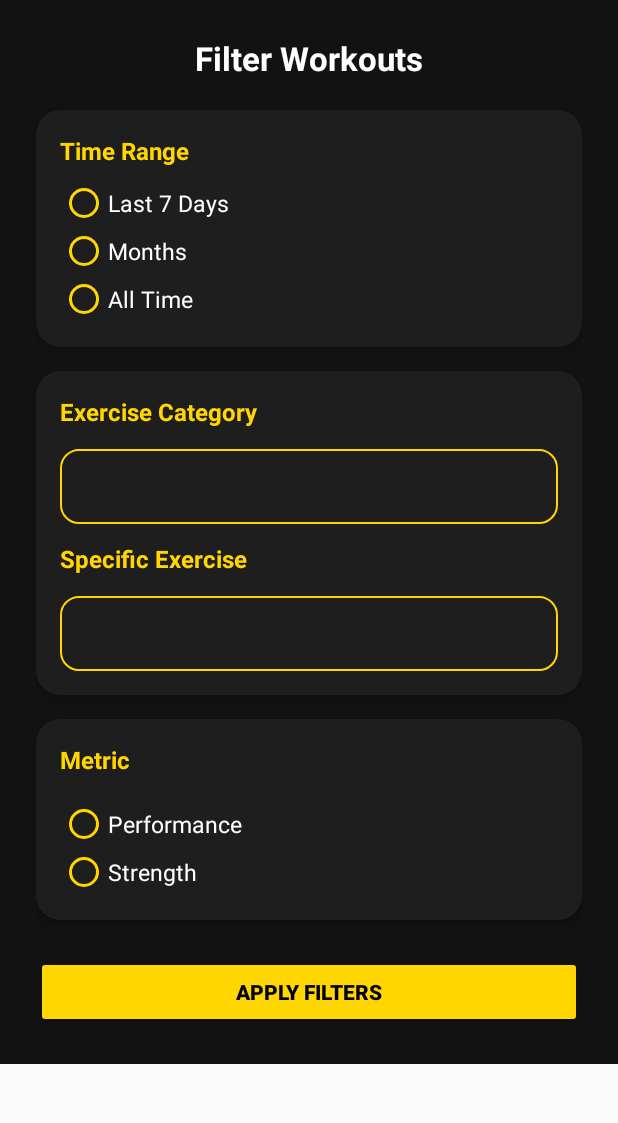
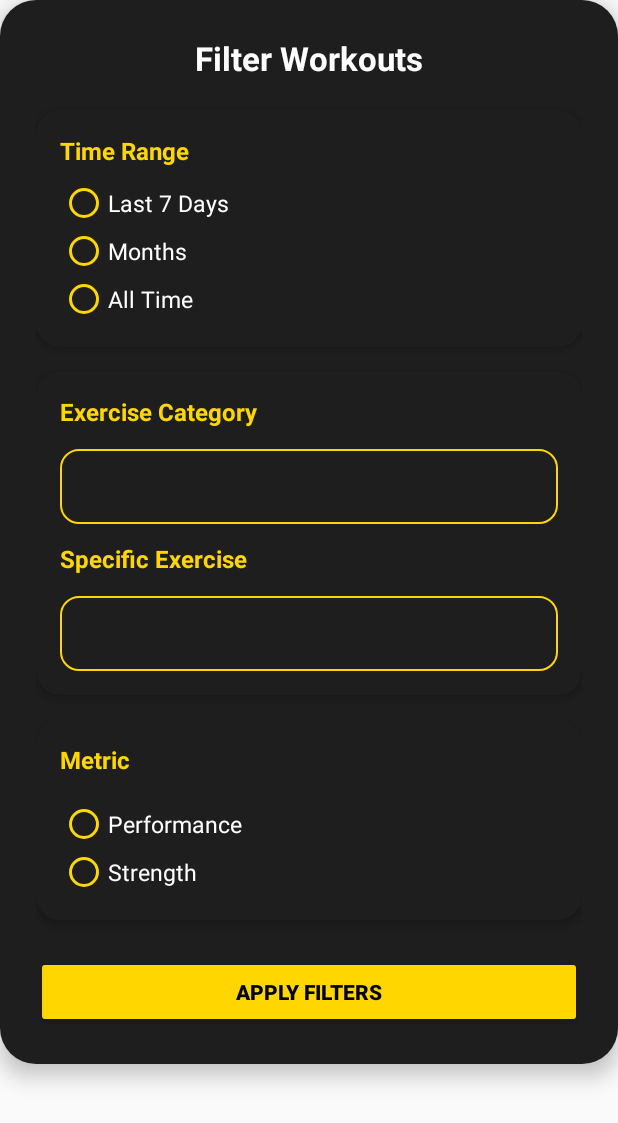
Before and after one commit to AyushUpase369/XTrack, an Android app: the layout layout_filter_bottom_sheet.xml on its own in the app's theme, with its tools: preview values and no code run, on a phone screen of 412 x 824 dp. Shown: the top 1123 px of the screen. Run offline under Robolectric (Android 15) with nearby library versions, the phone set to English and light mode, and no system bars.

Commit message:
edit the filter view

```diff
--- /dev/null
+++ b/app/src/main/res/drawable/popup_background.xml
@@ -0,0 +1,4 @@
+<shape xmlns:android="http://schemas.android.com/apk/res/android">
+    <solid android:color="#1E1E1E" />
+    <corners android:radius="24dp" />
+</shape>
--- a/app/src/main/res/layout/layout_filter_bottom_sheet.xml
+++ b/app/src/main/res/layout/layout_filter_bottom_sheet.xml
@@ -1,10 +1,12 @@
 <?xml version="1.0" encoding="utf-8"?>
 <ScrollView xmlns:android="http://schemas.android.com/apk/res/android"
     xmlns:app="http://schemas.android.com/apk/res-auto"
-    android:background="#121212"
     android:layout_width="match_parent"
     android:layout_height="wrap_content"
-    android:padding="24dp">
+    android:padding="24dp"
+    android:background="@drawable/popup_background"
+    android:elevation="8dp"
+    >
 
     <LinearLayout
         android:orientation="vertical"
```
Also changed, not shown: app/src/main/java/com/example/xtrack/StatsFragment.kt (+112 -6 lines).
